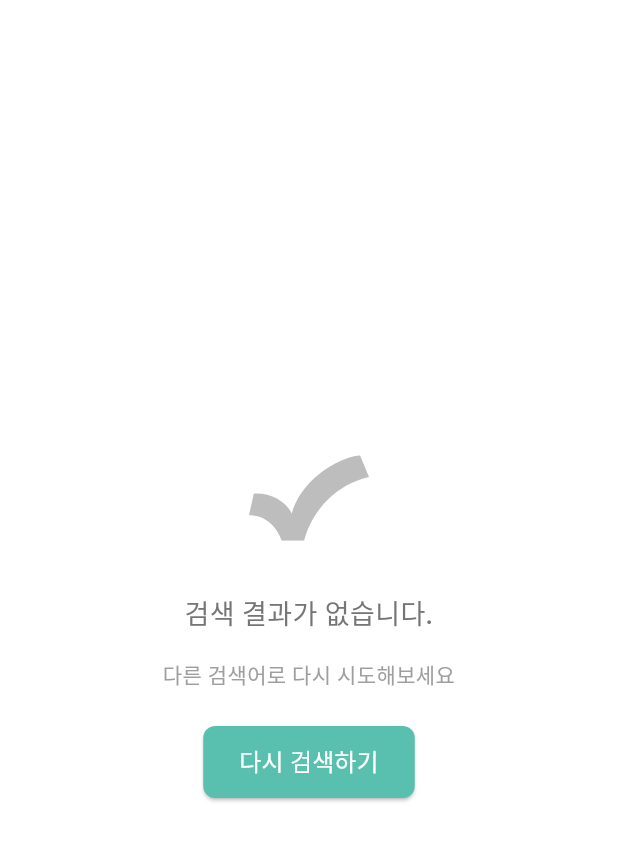
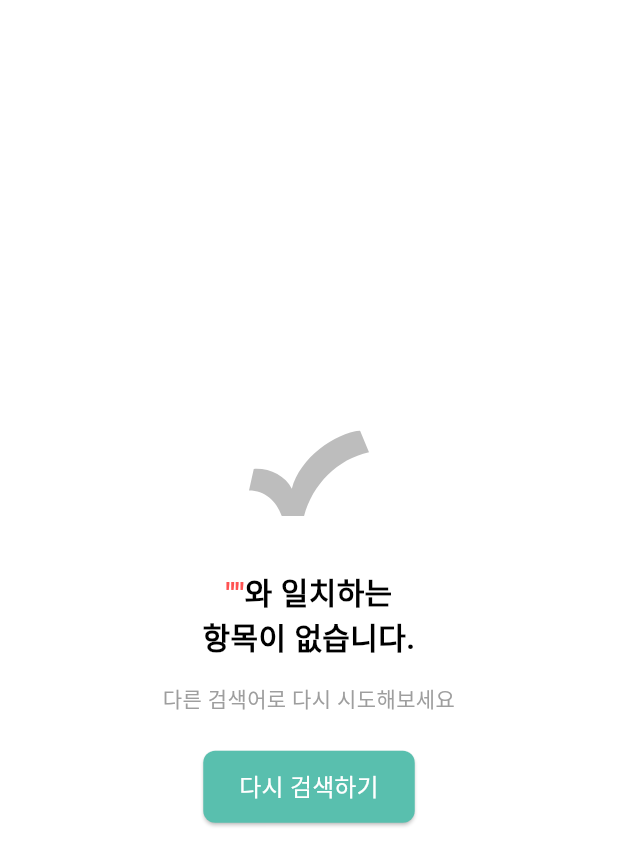
Before and after one commit to mamemomif/Chack, a Flutter app: the NoResultsFound widget shown alone on an empty page, opened directly with empty values, on a phone screen of 412 x 824 dp. Shown: the top 866 px of the screen. Run offline on Flutter 3.47's test engine with Material 3 defaults, Android fonts, the phone set to English and light mode, and no system bars; our stand-ins replace cloud_firestore, device_info_plus, firebase_auth, firebase_core, firebase_storage, flutter_dotenv and 9 more; accounts and stored records are empty; network calls fail; Roboto replaces fonts that are missing (SUITE).

Commit message:
fix: modify no result page UI

```diff
--- a/lib/components/no_result_page.dart
+++ b/lib/components/no_result_page.dart
@@ -1,17 +1,17 @@
 import 'package:flutter/material.dart';
+import 'package:flutter_svg/flutter_svg.dart';
 import '../constants/colors.dart';
 import '../constants/icons.dart';
-import 'package:flutter_svg/flutter_svg.dart';
 
 class NoResultsFound extends StatelessWidget {
   final VoidCallback onRetry;
-  final String message;
+  final String searchText;
   final String buttonText;
 
   const NoResultsFound({
     Key? key,
     required this.onRetry,
-    this.message = '검색 결과가 없습니다.',
+    required this.searchText,
     this.buttonText = '다시 검색하기',
   }) : super(key: key);
 
@@ -32,14 +32,29 @@ class NoResultsFound extends StatelessWidget {
             ),
           ),
           const SizedBox(height: 24),
-          // 메시지 텍스트
-          Text(
-            message,
-            style: const TextStyle(
-              fontFamily: 'SUITE',
-              fontSize: 18,
-              color: Color(0xFF757575), // Grey #757575
-              fontWeight: FontWeight.w500,
+          // Rich Text를 사용한 메시지
+          Text.rich(
+            TextSpan(
+              children: [
+                TextSpan(
+                  text: '"$searchText"',
+                  style: const TextStyle(
+                    color: Color(0xFFFF5353),
+                    fontSize: 20,
+                    fontFamily: 'SUITE',
+                    fontWeight: FontWeight.w600,
+                  ),
+                ),
+                const TextSpan(
+                  text: '와 일치하는\n항목이 없습니다.',
+                  style: TextStyle(
+                    color: Colors.black,
+                    fontSize: 20,
+                    fontFamily: 'SUITE',
+                    fontWeight: FontWeight.w600,
+                  ),
+                ),
+              ],
             ),
             textAlign: TextAlign.center,
           ),
@@ -50,7 +65,7 @@ class NoResultsFound extends StatelessWidget {
             style: TextStyle(
               fontFamily: 'SUITE',
               fontSize: 14,
-              color: Color(0xFF9E9E9E), // Grey #9E9E9E
+              color: Color(0xFF9E9E9E),
             ),
             textAlign: TextAlign.center,
           ),
--- a/lib/screens/search/search_results_screen.dart
+++ b/lib/screens/search/search_results_screen.dart
@@ -169,6 +169,7 @@ class _SearchResultsScreenState extends State<SearchResultsScreen> {
             else if (_searchResults.isEmpty && !_isLoading)
               Expanded(
                 child: NoResultsFound(
+                  searchText: widget.searchText,
                   onRetry: () {
                     Navigator.push(
                       context,
```
